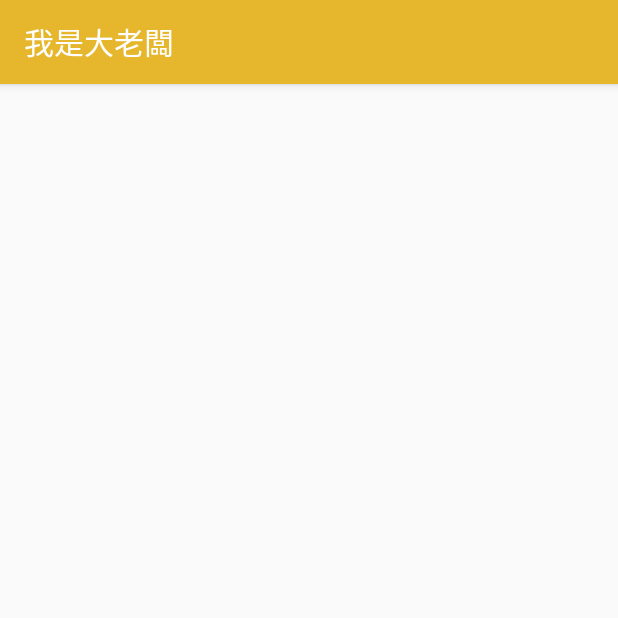
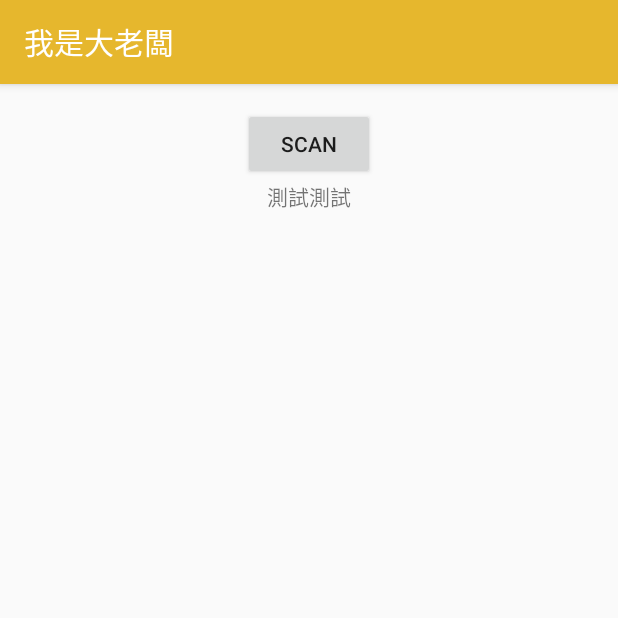
Before and after one commit to vivian-wu/IMTBApp, an Android app: the ScannerActivity screen opened directly, with no data from a screen before it, on a phone screen of 412 x 824 dp, the top half of it. Run offline under Robolectric (Android 15) with nearby library versions, the phone set to English and light mode, and no system bars; libraries missing offline, so code that uses them is left out: com.google.zxing.integration.

Commit message:
Updates QrcodeScanner

```diff
--- a/app/src/main/java/imtbteam/imtb/ScannerActivity.java
+++ b/app/src/main/java/imtbteam/imtb/ScannerActivity.java
@@ -27,7 +27,7 @@ public class ScannerActivity extends AppCompatActivity {
 		this.btn_scan.setOnClickListener(new View.OnClickListener() {
 			@Override
 			public void onClick(View v) {
-				new IntentIntegrator(MainActivity.this).initiateScan();
+				new IntentIntegrator( ScannerActivity.this).initiateScan();
 			}
 		});
 	}
--- a/app/src/main/res/layout/activity_scanner.xml
+++ b/app/src/main/res/layout/activity_scanner.xml
@@ -1,10 +1,27 @@
 <?xml version="1.0" encoding="utf-8"?>
-<android.support.constraint.ConstraintLayout
-    xmlns:android="http://schemas.android.com/apk/res/android"
-    xmlns:app="http://schemas.android.com/apk/res-auto"
+<RelativeLayout xmlns:android="http://schemas.android.com/apk/res/android"
     xmlns:tools="http://schemas.android.com/tools"
     android:layout_width="match_parent"
     android:layout_height="match_parent"
-    tools:context="imtbteam.imtb.ScannerActivity">
+    android:paddingBottom="@dimen/activity_vertical_margin"
+    android:paddingLeft="@dimen/activity_horizontal_margin"
+    android:paddingRight="@dimen/activity_horizontal_margin"
+    android:paddingTop="@dimen/activity_vertical_margin"
+    tools:context="imtbteam.imtb.MainActivity">
 
-</android.support.constraint.ConstraintLayout>
+    <TextView
+        android:layout_width="wrap_content"
+        android:layout_height="wrap_content"
+        android:text="測試測試"
+        android:id="@+id/txt_url"
+        android:layout_below="@+id/btn_scan"
+        android:layout_centerHorizontal="true" />
+
+    <Button
+        android:layout_width="wrap_content"
+        android:layout_height="wrap_content"
+        android:text="Scan"
+        android:id="@+id/btn_scan"
+        android:layout_alignParentTop="true"
+        android:layout_centerHorizontal="true" />
+</RelativeLayout>
```
